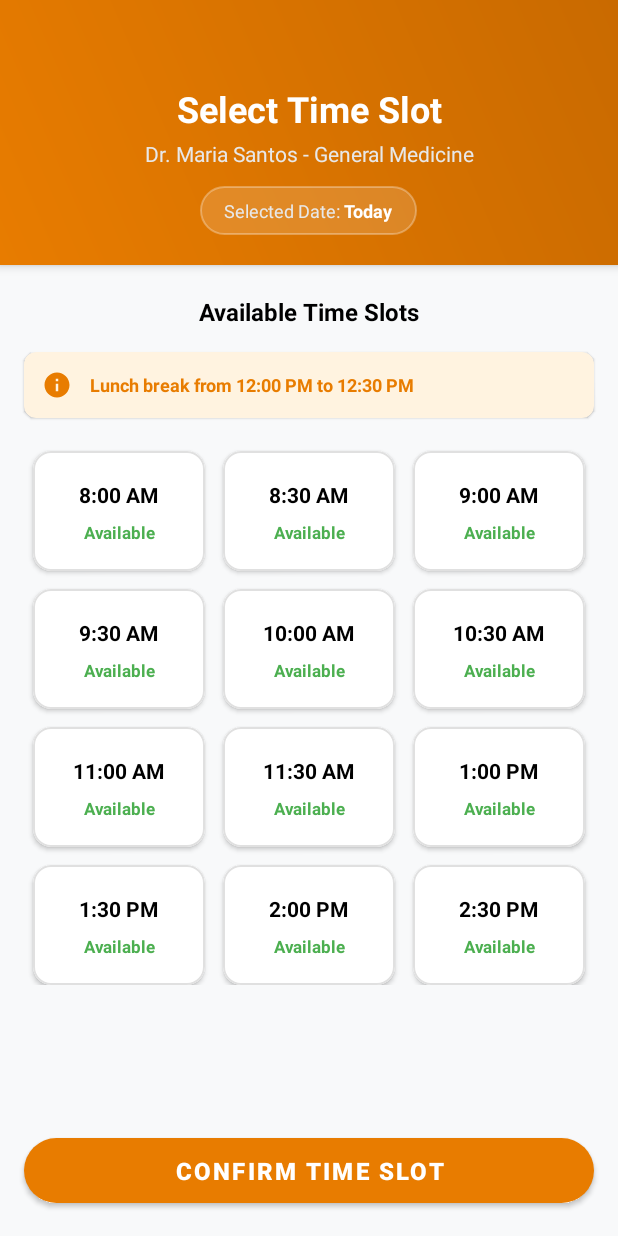
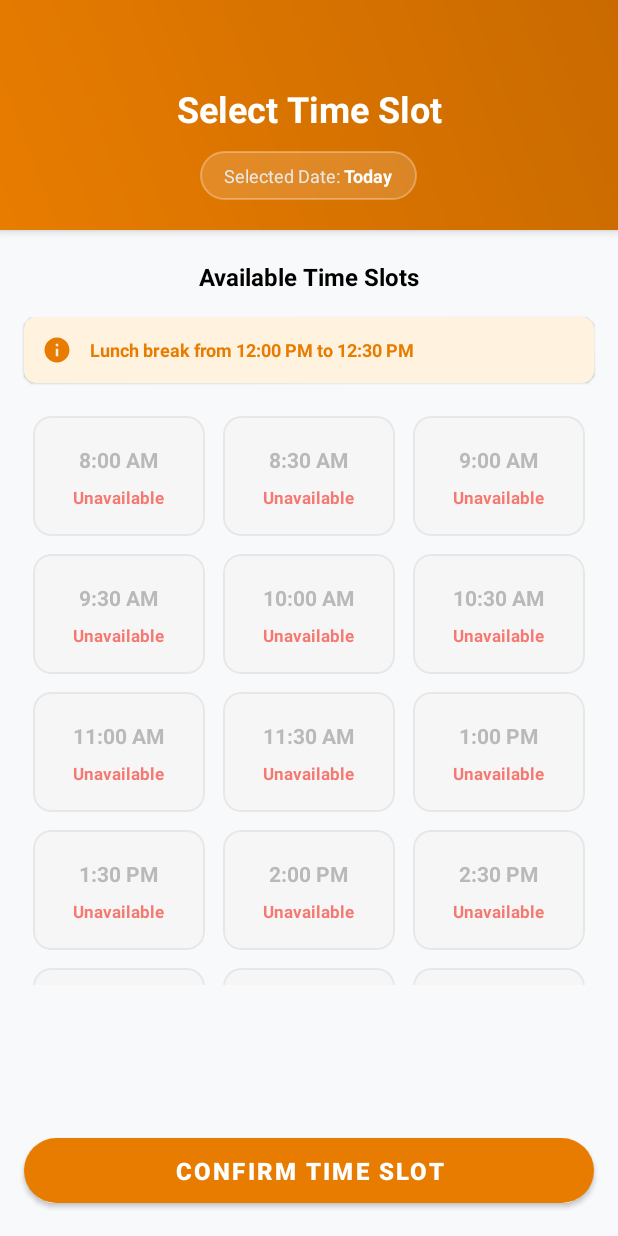
Before and after one commit to jeymz-php/Patient-Consultation-App, an Android app: the TimeSelectionActivity screen opened directly, with no data from a screen before it, on a phone screen of 412 x 824 dp. Run offline under Robolectric (Android 15) with nearby library versions, the phone set to English and light mode, and no system bars; our stand-ins replace Volley; network calls fail.

Commit message:
doctors removed, changes of scheduling + check appointment availability functionable and working

```diff
--- a/app/src/main/AndroidManifest.xml
+++ b/app/src/main/AndroidManifest.xml
@@ -37,9 +37,6 @@
             android:name=".TimeSelectionActivity"
             android:exported="false" />
         <activity
-            android:name=".DoctorsListActivity"
-            android:exported="false" />
-        <activity
             android:name=".PatientInformationActivity"
             android:exported="false" />
         <activity
--- a/app/src/main/java/com/activity/communityhealthcare/ApiService.java
+++ b/app/src/main/java/com/activity/communityhealthcare/ApiService.java
@@ -239,4 +239,57 @@ public class ApiService {
             listener.onError("JSON error: " + e.getMessage());
         }
     }
+    // Add this method to your ApiService class
+    public void checkAppointmentAvailability(String appointmentDate, String appointmentTime, ApiResponseListener listener) {
+        try {
+            JSONObject requestBody = new JSONObject();
+            requestBody.put("appointment_date", appointmentDate);
+            requestBody.put("appointment_time", appointmentTime);
+
+            Log.d("ApiService", "Checking availability - Date: " + appointmentDate + ", Time: " + appointmentTime);
+            Log.d("ApiService", "Sending request to: " + ApiConfig.CHECK_AVAILABILITY);
+            Log.d("ApiService", "Request body: " + requestBody.toString());
+
+            JsonObjectRequest jsonObjectRequest = new JsonObjectRequest(
+                    Request.Method.POST,
+                    ApiConfig.CHECK_AVAILABILITY,
+                    requestBody,
+                    new Response.Listener<JSONObject>() {
+                        @Override
+                        public void onResponse(JSONObject response) {
+                            Log.d("ApiService", "Availability response: " + response.toString());
+                            listener.onSuccess(response);
+                        }
+                    },
+                    new Response.ErrorListener() {
+                        @Override
+                        public void onErrorResponse(VolleyError error) {
+                            String errorMessage = "Network error";
+                            if (error.networkResponse != null) {
+                                int statusCode = error.networkResponse.statusCode;
+                                String responseData = new String(error.networkResponse.data);
+                                errorMessage = "Server error " + statusCode + ": " + responseData;
+                                Log.e("ApiService", "Server error: " + statusCode + " - " + responseData);
+                            } else if (error.getMessage() != null) {
+                                errorMessage = "Network error: " + error.getMessage();
+                            }
+                            Log.e("ApiService", "Availability check error: " + errorMessage);
+                            listener.onError(errorMessage);
+                        }
+                    }
+            );
+
+            jsonObjectRequest.setRetryPolicy(new DefaultRetryPolicy(
+                    30000,
+                    DefaultRetryPolicy.DEFAULT_MAX_RETRIES,
+                    DefaultRetryPolicy.DEFAULT_BACKOFF_MULT
+            ));
+
+            requestQueue.add(jsonObjectRequest);
+
+        } catch (JSONException e) {
+            Log.e("ApiService", "JSON error", e);
+            listener.onError("JSON error: " + e.getMessage());
+        }
+    }
 }
--- a/app/src/main/java/com/activity/communityhealthcare/DashboardActivity.java
+++ b/app/src/main/java/com/activity/communityhealthcare/DashboardActivity.java
@@ -18,7 +18,6 @@ import android.widget.Toast;
 
 import androidx.appcompat.app.AppCompatActivity;
 
-import com.android.volley.BuildConfig;
 import com.google.android.material.button.MaterialButton;
 import com.google.android.material.dialog.MaterialAlertDialogBuilder;
 
@@ -258,8 +257,9 @@ public class DashboardActivity extends AppCompatActivity {
                             // Show success message
                             Toast.makeText(DashboardActivity.this, "Tracking number verified! Welcome " + patientData.getFirstName(), Toast.LENGTH_SHORT).show();
 
-                            // Proceed to Doctors List Activity
-                            startActivity(new Intent(DashboardActivity.this, DoctorsListActivity.class));
+                            // CORRECTED: Navigate to PatientProfileActivity
+                            Intent intent = new Intent(DashboardActivity.this, PatientProfileActivity.class);
+                            startActivity(intent);
                         } else {
                             // Tracking number not found
                             String message = response.has("message") ? response.getString("message") : "Tracking number not found";
--- a/app/src/main/java/com/activity/communityhealthcare/TimeSelectionActivity.java
+++ b/app/src/main/java/com/activity/communityhealthcare/TimeSelectionActivity.java
@@ -5,6 +5,7 @@ import android.content.SharedPreferences;
 import android.graphics.Color;
 import android.os.Build;
 import android.os.Bundle;
+import android.util.Log;
 import android.view.View;
 import android.view.ViewGroup;
 import android.view.Window;
@@ -24,10 +25,10 @@ import java.util.Locale;
 public class TimeSelectionActivity extends AppCompatActivity {
 
     private RecyclerView rvTimeSlots;
-    private TextView tvSelectedDoctor, tvSelectedDate;
+    private TextView tvSelectedDate;
     private TimeSlotAdapter timeSlotAdapter;
     private List<TimeSlot> timeSlotList;
-    private String selectedDoctorId, selectedDoctorName, selectedDoctorSpecialty;
+    private String selectedDate; // Store the selected date in yyyy-MM-dd format
 
     @Override
     protected void onCreate(Bundle savedInstanceState) {
@@ -41,11 +42,8 @@ public class TimeSelectionActivity extends AppCompatActivity {
         // Handle window insets
         setupWindowInsets();
 
-        // Get selected doctor data
-        getSelectedDoctorData();
-
         initializeViews();
-        setupTimeSlots();
+        checkAvailabilityAndSetupTimeSlots();
     }
 
     private void setSystemBars() {
@@ -91,42 +89,94 @@ public class TimeSelectionActivity extends AppCompatActivity {
         });
     }
 
-    private void getSelectedDoctorData() {
+    private void initializeViews() {
+        rvTimeSlots = findViewById(R.id.rvTimeSlots);
+        tvSelectedDate = findViewById(R.id.tvSelectedDate);
+
+        // Set selected date from shared preferences
         SharedPreferences prefs = getSharedPreferences("AppPreferences", MODE_PRIVATE);
-        selectedDoctorId = prefs.getString("selected_doctor_id", "");
-        selectedDoctorName = prefs.getString("selected_doctor_name", "");
-        selectedDoctorSpecialty = prefs.getString("selected_doctor_specialty", "");
+        String selectedDateDisplay = prefs.getString("selected_date_display", "Today");
+        selectedDate = prefs.getString("selected_date", ""); // yyyy-MM-dd format
 
-        // If no data from intent, use sample data
-        if (selectedDoctorName.isEmpty()) {
-            selectedDoctorName = "Dr. Maria Santos";
-            selectedDoctorSpecialty = "General Medicine";
+        tvSelectedDate.setText(selectedDateDisplay);
+    }
+
+    private void checkAvailabilityAndSetupTimeSlots() {
+        // Show loading state
+        Toast.makeText(this, "Checking available time slots...", Toast.LENGTH_SHORT).show();
+
+        // Generate all possible time slots first
+        timeSlotList = generateTimeSlots();
+
+        // Check availability for each time slot
+        checkAllTimeSlotsAvailability();
+    }
+
+    private void checkAllTimeSlotsAvailability() {
+        final int totalSlots = timeSlotList.size();
+        final int[] checkedSlots = {0};
+
+        for (TimeSlot slot : timeSlotList) {
+            checkTimeSlotAvailability(slot, new ApiService.ApiResponseListener() {
+                @Override
+                public void onSuccess(org.json.JSONObject response) {
+                    runOnUiThread(() -> {
+                        try {
+                            if (response.getBoolean("success") && response.getBoolean("available")) {
+                                // Time slot is available
+                                slot.setAvailable(true);
+                            } else {
+                                // Time slot is booked
+                                slot.setAvailable(false);
+                            }
+                        } catch (Exception e) {
+                            Log.e("TimeSelection", "Error parsing availability response", e);
+                            slot.setAvailable(false);
+                        }
+
+                        checkedSlots[0]++;
+                        if (checkedSlots[0] == totalSlots) {
+                            // All slots checked, setup the adapter
+                            setupTimeSlotsAdapter();
+                        }
+                    });
+                }
+
+                @Override
+                public void onError(String error) {
+                    runOnUiThread(() -> {
+                        Log.e("TimeSelection", "Availability check error: " + error);
+                        slot.setAvailable(false); // Mark as unavailable if error
+
+                        checkedSlots[0]++;
+                        if (checkedSlots[0] == totalSlots) {
+                            // All slots checked, setup the adapter
+                            setupTimeSlotsAdapter();
+                        }
+                    });
+                }
+            });
         }
     }
 
-    private void initializeViews() {
-        rvTimeSlots = findViewById(R.id.rvTimeSlots);
-        tvSelectedDoctor = findViewById(R.id.tvSelectedDoctor);
-        tvSelectedDate = findViewById(R.id.tvSelectedDate);
+    private void checkTimeSlotAvailability(TimeSlot timeSlot, ApiService.ApiResponseListener listener) {
+        ApiService apiService = new ApiService(this);
 
-        // Set selected doctor info
-        String doctorInfo = selectedDoctorName + " - " + selectedDoctorSpecialty;
-        tvSelectedDoctor.setText(doctorInfo);
+        // Convert time to 24-hour format for the API
+        String time24h = convertTo24Hour(timeSlot.getTime());
 
-        // Set selected date from shared preferences
-        SharedPreferences prefs = getSharedPreferences("AppPreferences", MODE_PRIVATE);
-        String selectedDate = prefs.getString("selected_date_display", "Today");
-        tvSelectedDate.setText(selectedDate);
+        apiService.checkAppointmentAvailability(selectedDate, time24h, listener);
     }
 
-    private void setupTimeSlots() {
-        timeSlotList = generateTimeSlots();
-
-        // DEBUG: Check if time slots are generated
-        System.out.println("Generated " + timeSlotList.size() + " time slots");
+    private void setupTimeSlotsAdapter() {
+        // DEBUG: Check final time slots availability
+        System.out.println("Final time slots availability:");
+        int availableCount = 0;
         for (TimeSlot slot : timeSlotList) {
             System.out.println("Time: " + slot.getTime() + ", Available: " + slot.isAvailable());
+            if (slot.isAvailable()) availableCount++;
         }
+        System.out.println("Total available slots: " + availableCount + "/" + timeSlotList.size());
 
         // Setup RecyclerView with grid layout (3 columns)
         GridLayoutManager layoutManager = new GridLayoutManager(this, 3);
@@ -146,6 +196,9 @@ public class TimeSelectionActivity extends AppCompatActivity {
 
         // Make sure RecyclerView is visible
         rvTimeSlots.setVisibility(View.VISIBLE);
+
+        // Show summary toast
+        Toast.makeText(this, availableCount + " time slots available", Toast.LENGTH_SHORT).show();
     }
 
     private List<TimeSlot> generateTimeSlots() {
@@ -170,11 +223,23 @@ public class TimeSelectionActivity extends AppCompatActivity {
                 if (displayHour == 0) displayHour = 12;
 
                 String time = String.format(Locale.getDefault(), "%d:%02d %s", displayHour, minute, period);
-                slots.add(new TimeSlot(time, true));
+                slots.add(new TimeSlot(time, true)); // Initially mark all as available
             }
         }
 
         return slots;
+    }
+
+    private String convertTo24Hour(String time12) {
+        try {
+            SimpleDateFormat displayFormat = new SimpleDateFormat("h:mm a", Locale.getDefault());
+            SimpleDateFormat dbFormat = new SimpleDateFormat("HH:mm:ss", Locale.getDefault());
+            java.util.Date date = displayFormat.parse(time12);
+            return dbFormat.format(date);
+        } catch (Exception e) {
+            Log.e("TimeSelection", "Error converting time format: " + time12, e);
+            return "08:00:00"; // Default fallback
+        }
     }
 
     private void onTimeSlotSelected(TimeSlot timeSlot) {
--- a/app/src/main/java/com/activity/communityhealthcare/TimeSlot.java
+++ b/app/src/main/java/com/activity/communityhealthcare/TimeSlot.java
@@ -9,14 +9,11 @@ public class TimeSlot {
         this.available = available;
     }
 
-    public String getTime() {
-        return time;
-    }
+    // Getters
+    public String getTime() { return time; }
+    public boolean isAvailable() { return available; }
 
-    public boolean isAvailable() {
-        return available;
-    }
-
+    // Setter for availability
     public void setAvailable(boolean available) {
         this.available = available;
     }
--- a/app/src/main/res/layout/activity_patient_profile.xml
+++ b/app/src/main/res/layout/activity_patient_profile.xml
@@ -614,7 +614,7 @@
             android:layout_width="0dp"
             android:layout_height="wrap_content"
             android:layout_weight="1"
-            android:text="Back to Dashboard"
+            android:text="Set Schedule Consultation"
             android:backgroundTint="#E87C00"
             android:textColor="@android:color/white"
             app:cornerRadius="12dp"
--- a/app/src/main/res/layout/activity_time_selection.xml
+++ b/app/src/main/res/layout/activity_time_selection.xml
@@ -27,16 +27,6 @@
             android:textSize="24sp"
             android:textStyle="bold"
             android:gravity="center" />
-
-        <TextView
-            android:id="@+id/tvSelectedDoctor"
-            android:layout_width="match_parent"
-            android:layout_height="wrap_content"
-            android:text="Dr. Maria Santos - General Medicine"
-            android:textColor="#E8E8E8"
-            android:textSize="14sp"
-            android:gravity="center"
-            android:layout_marginTop="4dp" />
 
         <!-- Selected Date -->
         <LinearLayout
```
Also changed, not shown: app/src/main/java/com/activity/communityhealthcare/ConfirmationSchedConsultActivity.java (+6 -11 lines), app/src/main/java/com/activity/communityhealthcare/DateSelectionActivity.java (+1 -23 lines), app/src/main/java/com/activity/communityhealthcare/Doctor.java (deleted, +0 -24 lines), app/src/main/java/com/activity/communityhealthcare/DoctorsAdapter.java (deleted, +0 -85 lines), app/src/main/java/com/activity/communityhealthcare/DoctorsListActivity.java (deleted, +0 -222 lines), app/src/main/java/com/activity/communityhealthcare/PatientProfileActivity.java (+7 -6 lines), app/src/main/res/layout/activity_confirmation_sched_consult.xml (+0 -19 lines), app/src/main/res/layout/activity_date_selection.xml (+0 -10 lines), app/src/main/res/layout/activity_doctors_list.xml (deleted, +0 -120 lines).
